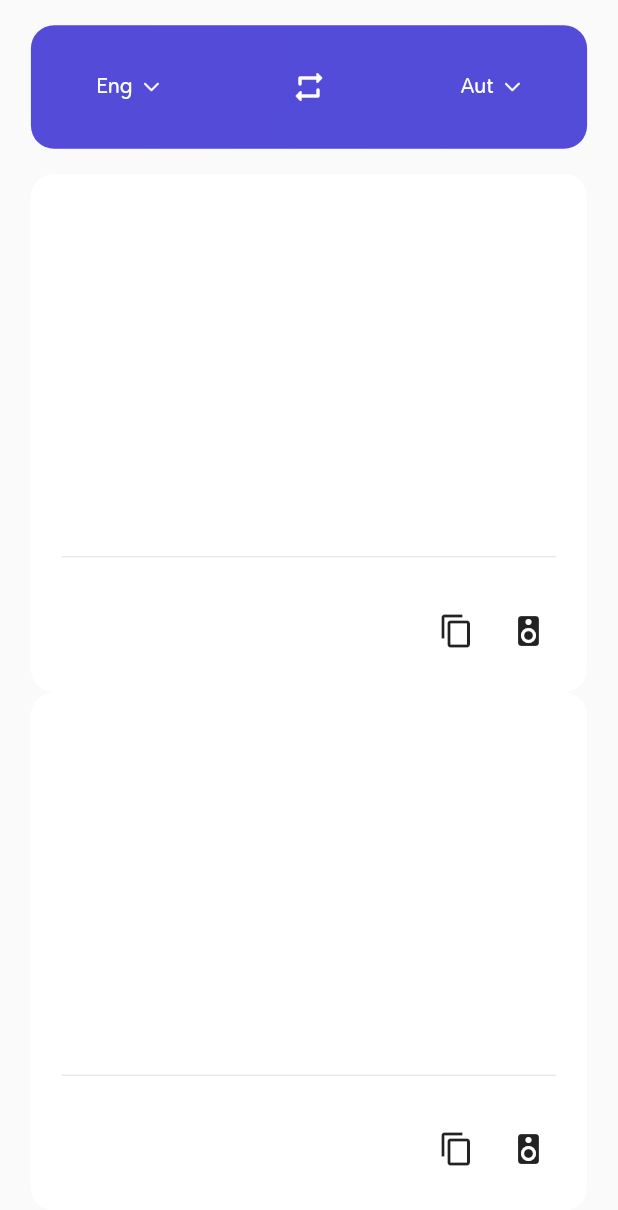
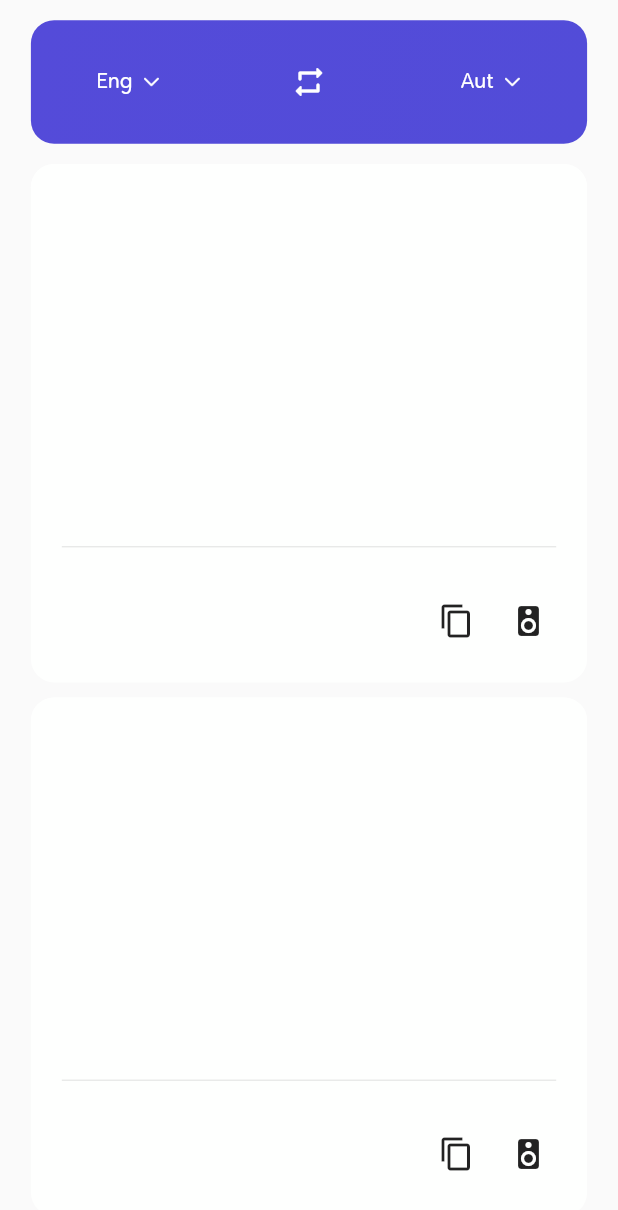
Before and after one commit to AirtonGamer/ksynonyms, a Flutter app: the screen it shows after launch, after a tap on the "repeat" icon, on a phone screen of 412 x 824 dp. Shown: the top 1210 px of the screen. Run offline on Flutter 3.47's test engine with Material 2 defaults, Android fonts, the phone set to English and light mode, and no system bars; missing offline and left inert: simplytranslate.

Commit message:
Fixed some bugs and Ui
- Fixed Some Bugs
- Enhanced Ui
- Removed Some Unnecessary Code

```diff
--- a/lib/pages/home.dart
+++ b/lib/pages/home.dart
@@ -12,15 +12,16 @@ class KSynonymsHome extends StatelessWidget {
       backgroundColor: backgroundColor,
       body: Column(
         mainAxisAlignment: MainAxisAlignment.spaceEvenly,
-        //crossAxisAlignment: CrossAxisAlignment.end,
         children: <Widget>[
           const Center(
             child: TopBar(),
           ),
           MediaQuery.of(context).orientation == Orientation.portrait
               ? Column(
+                mainAxisAlignment: MainAxisAlignment.spaceEvenly,
                   children: const <Widget>[
                     Pad(readOnly: false),
+                    SizedBox(height: 10),
                     Pad(readOnly: true),
                   ],
                 )
@@ -28,6 +29,7 @@ class KSynonymsHome extends StatelessWidget {
                   mainAxisAlignment: MainAxisAlignment.spaceEvenly,
                   children: const <Widget>[
                     Pad(readOnly: false),
+                    SizedBox(width: 10),
                     Pad(readOnly: true),
                   ],
                 ),
--- a/lib/provider.dart
+++ b/lib/provider.dart
@@ -51,7 +51,15 @@ class Providertest with ChangeNotifier {
     toLangVal = langSwitcher;
     toLangCode = langcodeSwitcher;
 
+    valueSwitcher = inputData;
 
+    inputData = textResult;
+
+    textResult = valueSwitcher;
+
+    setInstance();
+    saveInput(inputData);
+    translateFunc();
     notifyListeners();
   }
 
@@ -63,6 +71,7 @@ class Providertest with ChangeNotifier {
   void saveInput(String value) {
     gt.updateSimplyInstances();
     inputData = value;
+    translateFunc();
     //gt.setInstance = "translate.josias.dev";
     //print(gt.getInstances);
     notifyListeners();
--- a/lib/widgets/pad.dart
+++ b/lib/widgets/pad.dart
@@ -11,8 +11,13 @@ class Pad extends StatelessWidget {
 
   @override
   Widget build(BuildContext context) {
-    final _controller = TextEditingController(
+
+    final controller = TextEditingController(
         text: Provider.of<Providertest>(context).textResult);
+
+    final inputController = TextEditingController(
+        text: Provider.of<Providertest>(context).inputData);
+
     return Container(
       decoration: const BoxDecoration(
         borderRadius: BorderRadius.all(Radius.circular(15.5)),
@@ -24,7 +29,8 @@ class Pad extends StatelessWidget {
             width: MediaQuery.of(context).orientation == Orientation.portrait
                 ? MediaQuery.of(context).size.width * 0.90
                 : MediaQuery.of(context).size.width * 0.45,
-            height: MediaQuery.of(context).size.height * 0.30,
+            height: MediaQuery.of(context).orientation == Orientation.portrait
+                ?  MediaQuery.of(context).size.height * 0.30 : MediaQuery.of(context).size.height * 0.45,
             child: TextField(
               decoration: const InputDecoration(
                 filled: true,
@@ -49,19 +55,21 @@ class Pad extends StatelessWidget {
                 Provider.of<Providertest>(context, listen: false).setInstance();
                 Provider.of<Providertest>(context, listen: false)
                     .saveInput(value);
-                Provider.of<Providertest>(context, listen: false)
-                    .translateFunc();
+                //Provider.of<Providertest>(context, listen: false)
+                //    .translateFunc();
               },
               expands: true,
               maxLines: null,
               readOnly: readOnly,
               controller: readOnly == false
                   ? null
-                  : (Provider.of<Providertest>(context, listen: false)
-                          .inputData
-                          .isEmpty
-                      ? null
-                      : _controller),
+                  // : (Provider.of<Providertest>(context, listen: false)
+                  //         .inputData
+                  //         .isEmpty
+                  //     ? null
+                  //     :
+                      : controller
+                      //),
             ),
           ),
           SizedBox(
```
